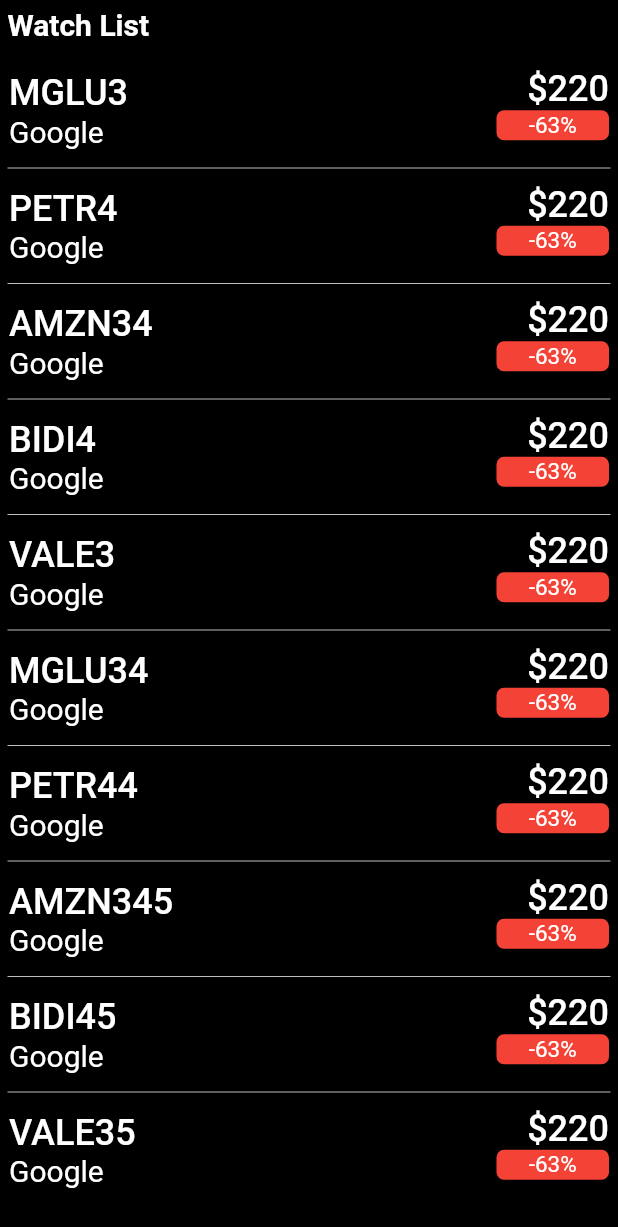
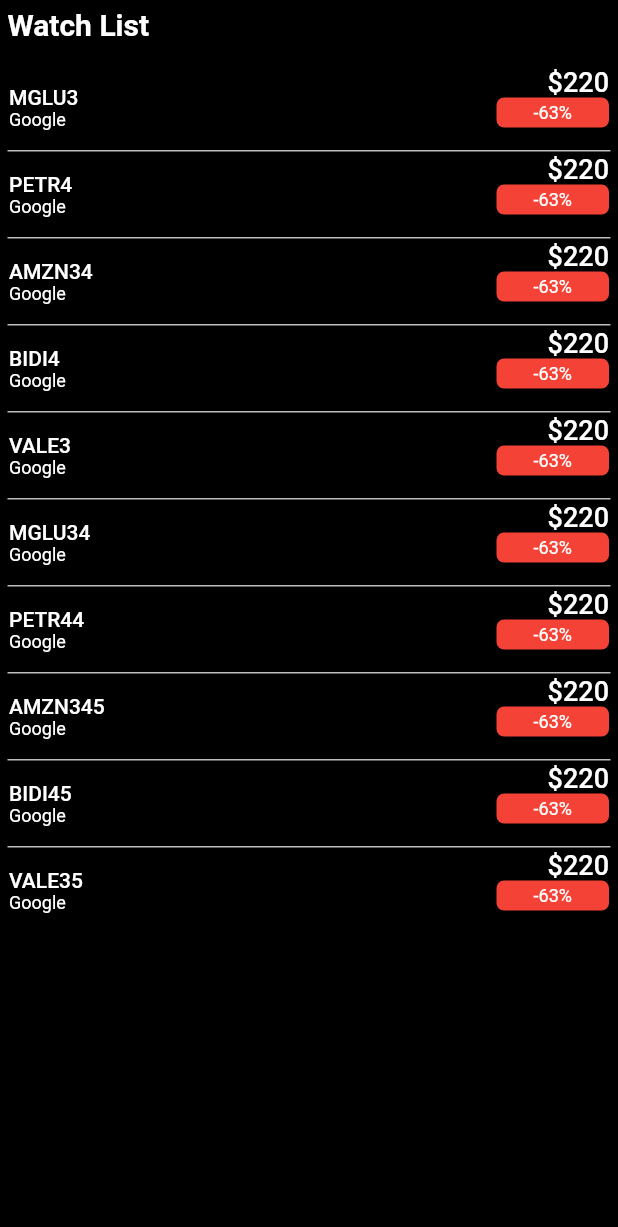
Before and after one commit to lschiavini/simple_list, a Flutter app: the screen it shows after launch, on a phone screen of 412 x 824 dp. Shown: the top 1227 px of the screen. Run offline on Flutter 3.47's test engine with Material 2 defaults, Android fonts, the phone set to English and light mode, and no system bars.

Commit message:
Fix height

```diff
--- a/lib/view/stock_list.dart
+++ b/lib/view/stock_list.dart
@@ -10,11 +10,16 @@
   Widget build(BuildContext context) {
     return ListView.separated(
       separatorBuilder: (context, index) {
-        return Divider(color: Colors.grey[400]);
+        return Divider(
+          color: Colors.grey[400],
+          height: 0,
+          thickness: 1,
+        );
       },
       itemCount: stocks!.length,
       itemBuilder: (context, index) {
-        final Stock stock = stocks!.isNotEmpty ? stocks![index] : Stock.emptyStock();
+        final Stock stock =
+            stocks!.isNotEmpty ? stocks![index] : Stock.emptyStock();
         bool isChgNegative = true;
 
         if (double.parse(stock.chg) > 0) {
@@ -29,10 +34,10 @@
                 Text(stock.symbol,
                     style: const TextStyle(
                         color: Colors.white,
-                        fontSize: 24,
+                        fontSize: 14,
                         fontWeight: FontWeight.w500)),
                 Text(stock.company,
-                    style: const TextStyle(color: Colors.white, fontSize: 20))
+                    style: const TextStyle(color: Colors.white, fontSize: 12))
               ]),
           trailing: Column(
             crossAxisAlignment: CrossAxisAlignment.end,
@@ -41,7 +46,7 @@
                 "\$${stock.price}",
                 style: const TextStyle(
                     color: Colors.white,
-                    fontSize: 24,
+                    fontSize: 18,
                     fontWeight: FontWeight.w500),
               ),
               Container(
@@ -55,7 +60,7 @@
                   "${stock.chg}%",
                   style: const TextStyle(
                     color: Colors.white,
-                    fontSize: 15,
+                    fontSize: 12,
                   ),
                 ),
               )
```
